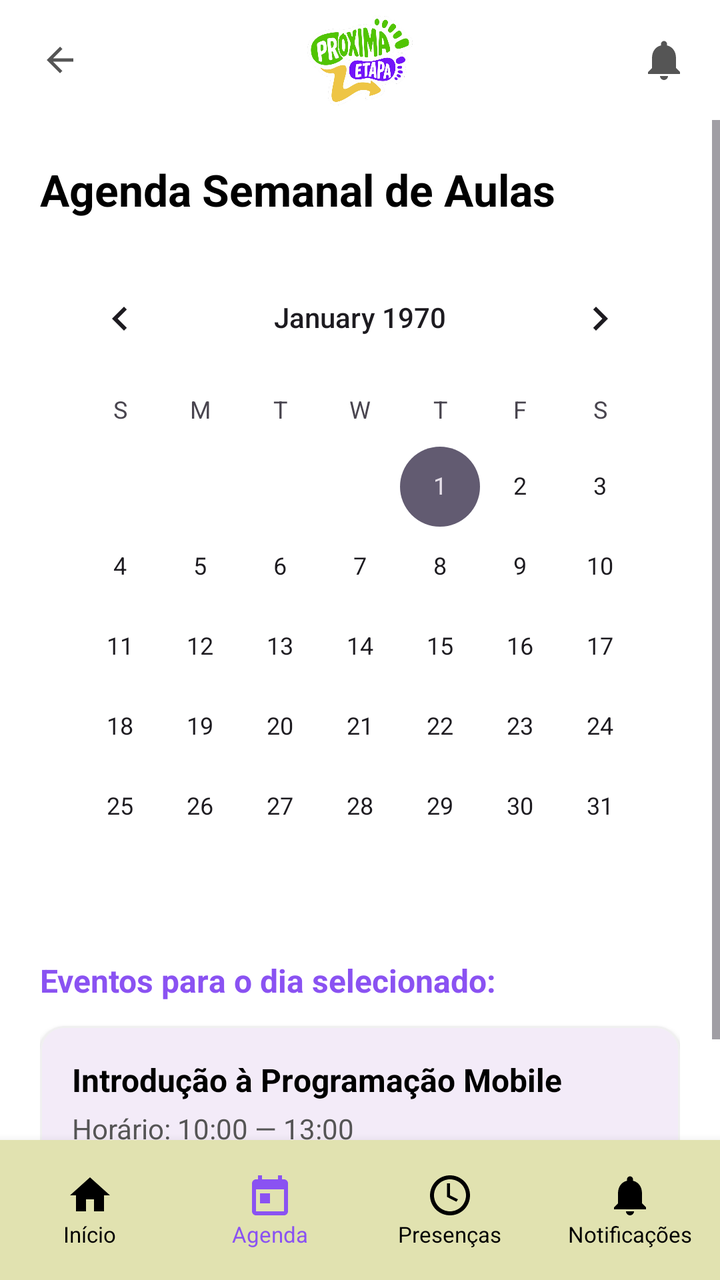
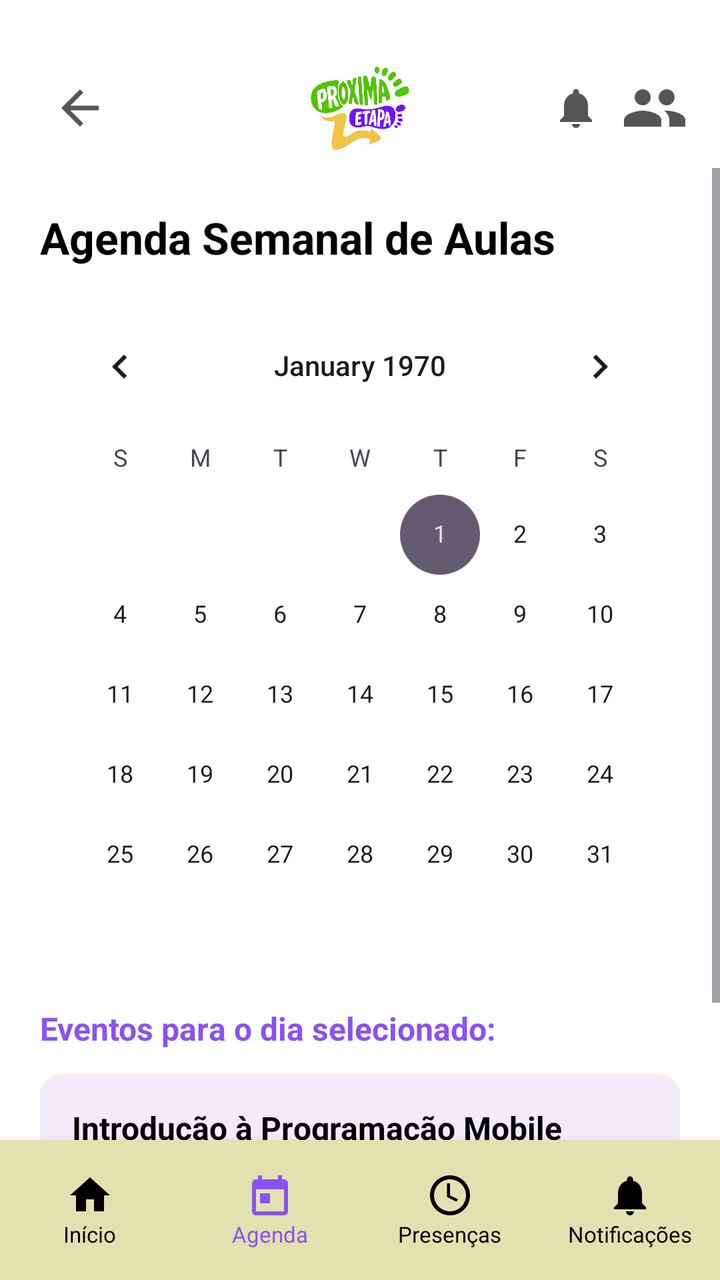

Before-and-after screenshots of an Android layout around one commit, followed by the original layout XML and the change that was made.
<!-- AndroidManifest.xml: application theme Theme.NextStepApp -->
<!-- res/layout/activity_agenda_semanal.xml -->
<?xml version="1.0" encoding="utf-8"?>
<androidx.constraintlayout.widget.ConstraintLayout xmlns:android="http://schemas.android.com/apk/res/android"
    xmlns:app="http://schemas.android.com/apk/res-auto"
    xmlns:tools="http://schemas.android.com/tools"
    android:layout_width="match_parent"
    android:layout_height="match_parent"
    android:background="@color/white"
    tools:context=".ui.AgendaSemanalActivity">

    
    <androidx.constraintlayout.widget.ConstraintLayout
        android:id="@+id/topBar"
        android:layout_width="match_parent"
        android:layout_height="60dp"
        android:paddingHorizontal="16dp"
        app:layout_constraintTop_toTopOf="parent">

        <ImageView
            android:id="@+id/btnBack"
            android:layout_width="28dp"
            android:layout_height="28dp"
            android:padding="4dp"
            android:src="@drawable/ic_back"
            app:layout_constraintBottom_toBottomOf="parent"
            app:layout_constraintStart_toStartOf="parent"
            app:layout_constraintTop_toTopOf="parent"
            app:tint="#555555" />

        <ImageView
            android:id="@+id/logoDetails"
            android:layout_width="110dp"
            android:layout_height="45dp"
            android:src="@drawable/logoproximaetapa"
            app:layout_constraintBottom_toBottomOf="parent"
            app:layout_constraintEnd_toEndOf="parent"
            app:layout_constraintStart_toStartOf="parent"
            app:layout_constraintTop_toTopOf="parent" />

        <ImageView
            android:id="@+id/btnNotification"
            android:layout_width="24dp"
            android:layout_height="24dp"
            android:src="@drawable/ic_notifications"
            app:layout_constraintBottom_toBottomOf="parent"
            app:layout_constraintEnd_toEndOf="parent"
            app:layout_constraintTop_toTopOf="parent"
            app:tint="#555555" />
    </androidx.constraintlayout.widget.ConstraintLayout>

    <ScrollView
        android:layout_width="match_parent"
        android:layout_height="0dp"
        android:fillViewport="true"
        app:layout_constraintBottom_toTopOf="@id/bottomNavigation"
        app:layout_constraintTop_toBottomOf="@id/topBar">

        <LinearLayout
            android:layout_width="match_parent"
            android:layout_height="wrap_content"
            android:orientation="vertical"
            android:padding="20dp">

            <TextView
                android:layout_width="wrap_content"
                android:layout_height="wrap_content"
                android:text="Agenda Semanal de Aulas"
                android:textColor="@color/black"
                android:textSize="22sp"
                android:textStyle="bold"
                android:layout_marginBottom="16dp" />

            <CalendarView
                android:id="@+id/calendarWeekly"
                android:layout_width="match_parent"
                android:layout_height="wrap_content"
                android:layout_marginBottom="16dp" />

            <TextView
                android:id="@+id/tvDataSelecionada"
                android:layout_width="wrap_content"
                android:layout_height="wrap_content"
                android:text="Eventos para o dia selecionado:"
                android:textColor="@color/purple_primary"
                android:textSize="16sp"
                android:textStyle="bold"
                android:layout_marginBottom="12dp" />

            
            <com.google.android.material.card.MaterialCardView
                android:id="@+id/cardEventoSemanal"
                android:layout_width="match_parent"
                android:layout_height="wrap_content"
                app:cardCornerRadius="12dp"
                app:cardElevation="2dp"
                app:strokeColor="#F0F0F0"
                app:strokeWidth="1dp">

                <LinearLayout
                    android:layout_width="match_parent"
                    android:layout_height="wrap_content"
                    android:orientation="vertical"
                    android:padding="16dp">

                    <TextView
                        android:id="@+id/tvTituloEventoSemanal"
                        android:layout_width="wrap_content"
                        android:layout_height="wrap_content"
                        android:text="Introdução à Programação Mobile"
                        android:textColor="@color/black"
                        android:textSize="16sp"
                        android:textStyle="bold" />

                    <TextView
                        android:id="@+id/tvHorarioEventoSemanal"
                        android:layout_width="wrap_content"
                        android:layout_height="wrap_content"
                        android:layout_marginTop="4dp"
                        android:text="Horário: 10:00 — 13:00\nLocal: USP - Campus Butantã"
                        android:textColor="#555555"
                        android:textSize="14sp" />
                </LinearLayout>
            </com.google.android.material.card.MaterialCardView>

        </LinearLayout>
    </ScrollView>

    
    <LinearLayout
        android:id="@+id/bottomNavigation"
        android:layout_width="match_parent"
        android:layout_height="70dp"
        android:background="#E1E2B0"
        android:elevation="8dp"
        android:orientation="horizontal"
        app:layout_constraintBottom_toBottomOf="parent">

        <LinearLayout
            android:id="@+id/nav_inicio"
            android:layout_width="0dp"
            android:layout_height="match_parent"
            android:layout_weight="1"
            android:clickable="true"
            android:focusable="true"
            android:foreground="?attr/selectableItemBackground"
            android:gravity="center"
            android:orientation="vertical">
            <ImageView android:layout_width="24dp" android:layout_height="24dp" android:src="@drawable/ic_home" app:tint="@color/black" />
            <TextView android:layout_width="wrap_content" android:layout_height="wrap_content" android:text="Início" android:textColor="@color/black" android:textSize="11sp" />
        </LinearLayout>

        <LinearLayout
            android:id="@+id/nav_agenda"
            android:layout_width="0dp"
            android:layout_height="match_parent"
            android:layout_weight="1"
            android:clickable="true"
            android:focusable="true"
            android:foreground="?attr/selectableItemBackground"
            android:gravity="center"
            android:orientation="vertical">
            <ImageView android:layout_width="24dp" android:layout_height="24dp" android:src="@drawable/ic_calendar" app:tint="@color/purple_primary" />
            <TextView android:layout_width="wrap_content" android:layout_height="wrap_content" android:text="Agenda" android:textColor="@color/purple_primary" android:textSize="11sp" />
        </LinearLayout>

        <LinearLayout
            android:id="@+id/nav_presencas"
            android:layout_width="0dp"
            android:layout_height="match_parent"
            android:layout_weight="1"
            android:clickable="true"
            android:focusable="true"
            android:foreground="?attr/selectableItemBackground"
            android:gravity="center"
            android:orientation="vertical">
            <ImageView android:layout_width="24dp" android:layout_height="24dp" android:src="@drawable/ic_presence" app:tint="@color/black" />
            <TextView android:layout_width="wrap_content" android:layout_height="wrap_content" android:text="Presenças" android:textColor="@color/black" android:textSize="11sp" />
        </LinearLayout>

        <LinearLayout
            android:id="@+id/nav_notificacoes"
            android:layout_width="0dp"
            android:layout_height="match_parent"
            android:layout_weight="1"
            android:clickable="true"
            android:focusable="true"
            android:foreground="?attr/selectableItemBackground"
            android:gravity="center"
            android:orientation="vertical">
            <ImageView android:layout_width="24dp" android:layout_height="24dp" android:src="@drawable/ic_notifications" app:tint="@color/black" />
            <TextView android:layout_width="wrap_content" android:layout_height="wrap_content" android:text="Notificações" android:textColor="@color/black" android:textSize="11sp" />
        </LinearLayout>
    </LinearLayout>

</androidx.constraintlayout.widget.ConstraintLayout>
<!-- resources referenced by this layout -->
<resources>
  <color name="black">#FF000000</color>
  <color name="purple_primary">#8A52F2</color>
  <color name="white">#FFFFFFFF</color>
  <!-- drawable ic_back (drawable) -->
  <vector xmlns:android="http://schemas.android.com/apk/res/android"
      android:width="24dp"
      android:height="24dp"
      android:viewportWidth="24"
      android:viewportHeight="24">
      <path
          android:fillColor="#FF000000"
          android:pathData="M20,11H7.83l5.59,-5.59L12,4l-8,8 8,8 1.41,-1.41L7.83,13H20v-2z" />
  </vector>
  <!-- drawable ic_calendar (drawable) -->
  <vector xmlns:android="http://schemas.android.com/apk/res/android"
      android:width="24dp"
      android:height="24dp"
      android:viewportWidth="24"
      android:viewportHeight="24">
      <path
          android:fillColor="#FF000000"
          android:pathData="M19,4H18V2H16V4H8V2H6V4H5C3.89,4 3.01,4.9 3.01,6L3,20C3,21.1 3.89,22 5,22H19C20.1,22 21,21.1 21,20V6C21,4.9 20.1,4 19,4ZM19,20H5V9H19V20ZM7,11H12V16H7V11Z" />
  </vector>
  <!-- drawable ic_home (drawable) -->
  <vector xmlns:android="http://schemas.android.com/apk/res/android"
      android:width="24dp"
      android:height="24dp"
      android:viewportWidth="24"
      android:viewportHeight="24">
      <path
          android:fillColor="#FF000000"
          android:pathData="M10,20V14H14V20H19V12H22L12,3L2,12H5V20H10Z" />
  </vector>
  <!-- drawable ic_notifications (drawable) -->
  <vector xmlns:android="http://schemas.android.com/apk/res/android"
      android:width="24dp"
      android:height="24dp"
      android:viewportWidth="24"
      android:viewportHeight="24">
      <path
          android:fillColor="#FF000000"
          android:pathData="M12,22C13.1,22 14,21.1 14,20H10C10,21.1 10.9,22 12,22ZM18,16V11C18,7.9 16.4,5.4 13.5,4.7V4C13.5,3.2 12.8,2.5 12,2.5C11.2,2.5 10.5,3.2 10.5,4V4.7C7.6,5.4 6,7.9 6,11V16L4,18V19H20V18L18,16Z" />
  </vector>
  <!-- drawable ic_presence (drawable) -->
  <vector xmlns:android="http://schemas.android.com/apk/res/android"
      android:width="24dp"
      android:height="24dp"
      android:viewportWidth="24"
      android:viewportHeight="24">
      <path
          android:fillColor="#FF000000"
          android:pathData="M12,2C6.48,2 2,6.48 2,12C2,17.52 6.48,22 12,22C17.52,22 22,17.52 22,12C22,6.48 17.52,2 12,2ZM12,20C7.59,20 4,16.41 4,12C4,7.59 7.59,4 12,4C16.41,4 20,7.59 20,12C20,16.41 16.41,20 12,20ZM12,6V12L16,14L15.2,15.2L10.5,12.8V6H12Z" />
  </vector>
  <!-- drawable logoproximaetapa: png bitmap (drawable, 222754 bytes) -->
  <style name="Theme.NextStepApp" parent="Base.Theme.NextStepApp" />
  <style name="Base.Theme.NextStepApp" parent="Theme.Material3.DayNight.NoActionBar">
          
          
      </style>
</resources>

<!-- the commit's change to res/layout/activity_agenda_semanal.xml (unified diff, before → after) -->
@@ -5,6 +5,7 @@
     android:layout_width="match_parent"
     android:layout_height="match_parent"
     android:background="@color/white"
+    android:fitsSystemWindows="true"
     tools:context=".ui.AgendaSemanalActivity">
 
     
@@ -12,14 +13,21 @@
         android:id="@+id/topBar"
         android:layout_width="match_parent"
         android:layout_height="60dp"
+        android:layout_marginTop="24dp"
+        android:elevation="10dp"
         android:paddingHorizontal="16dp"
         app:layout_constraintTop_toTopOf="parent">
 
         <ImageView
             android:id="@+id/btnBack"
-            android:layout_width="28dp"
-            android:layout_height="28dp"
-            android:padding="4dp"
+            android:layout_width="48dp"
+            android:layout_height="48dp"
+            android:contentDescription="Voltar"
+            android:padding="10dp"
+            android:clickable="true"
+            android:focusable="true"
+            android:elevation="12dp"
+            android:background="?attr/selectableItemBackgroundBorderless"
             android:src="@drawable/ic_back"
             app:layout_constraintBottom_toBottomOf="parent"
             app:layout_constraintStart_toStartOf="parent"
@@ -40,7 +48,18 @@
             android:id="@+id/btnNotification"
             android:layout_width="24dp"
             android:layout_height="24dp"
+            android:layout_marginEnd="12dp"
             android:src="@drawable/ic_notifications"
+            app:layout_constraintBottom_toBottomOf="parent"
+            app:layout_constraintEnd_toStartOf="@id/btnProfile"
+            app:layout_constraintTop_toTopOf="parent"
+            app:tint="#555555" />
+
+        <ImageView
+            android:id="@+id/btnProfile"
+            android:layout_width="32dp"
+            android:layout_height="32dp"
+            android:src="@drawable/ic_people"
             app:layout_constraintBottom_toBottomOf="parent"
             app:layout_constraintEnd_toEndOf="parent"
             app:layout_constraintTop_toTopOf="parent"
<!-- resource entries referenced after the edit -->
@@ -43,6 +43,16 @@
           android:fillColor="#FF000000"
           android:pathData="M12,22C13.1,22 14,21.1 14,20H10C10,21.1 10.9,22 12,22ZM18,16V11C18,7.9 16.4,5.4 13.5,4.7V4C13.5,3.2 12.8,2.5 12,2.5C11.2,2.5 10.5,3.2 10.5,4V4.7C7.6,5.4 6,7.9 6,11V16L4,18V19H20V18L18,16Z" />
   </vector>
+  <!-- drawable ic_people (drawable) -->
+  <vector xmlns:android="http://schemas.android.com/apk/res/android"
+      android:width="24dp"
+      android:height="24dp"
+      android:viewportWidth="24"
+      android:viewportHeight="24">
+      <path
+          android:fillColor="#FF000000"
+          android:pathData="M16,11c1.66,0 2.99,-1.34 2.99,-3S17.66,5 16,5s-3,1.34 -3,3S14.34,11 16,11zM7,11c1.66,0 3,-1.34 3,-3S8.66,5 7,5s-3,1.34 -3,3S5.34,11 7,11zM7,13c-2.33,0 -7,1.17 -7,3.5V19h14v-2.5c0,-2.33 -4.67,-3.5 -7,-3.5zM16,13c-0.29,0 -0.62,0.02 -0.97,0.05 1.16,0.84 1.97,1.97 1.97,3.45V19h6v-2.5c0,-2.33 -4.67,-3.5 -7,-3.5z" />
+  </vector>
   <!-- drawable ic_presence (drawable) -->
   <vector xmlns:android="http://schemas.android.com/apk/res/android"
       android:width="24dp"
